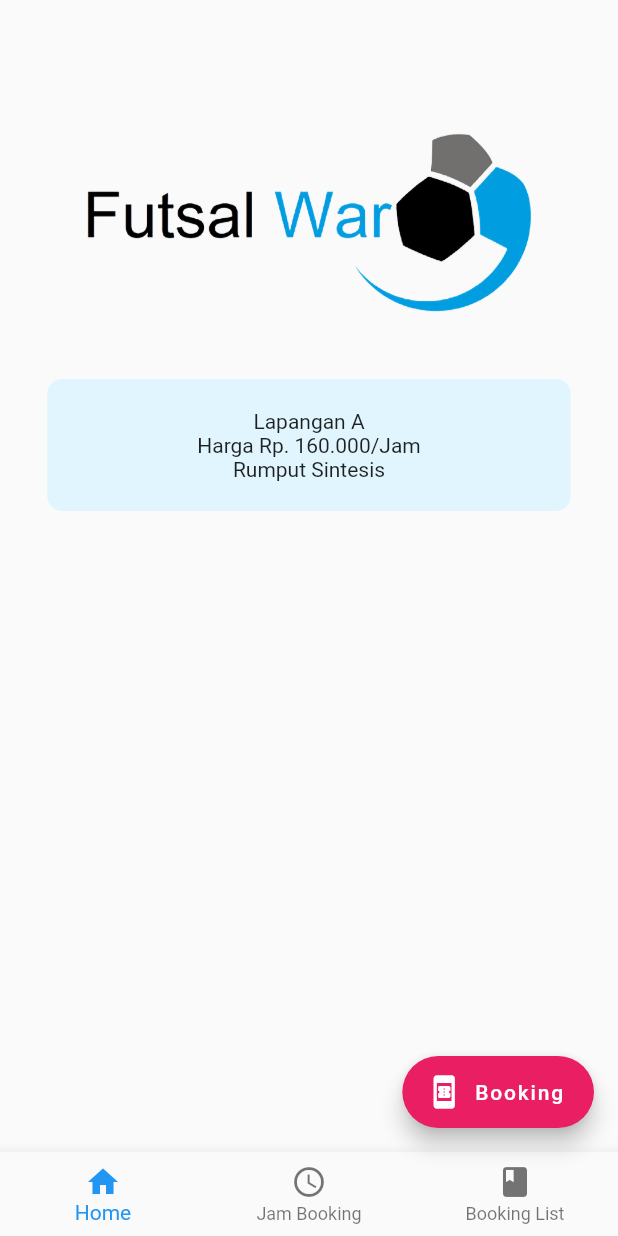
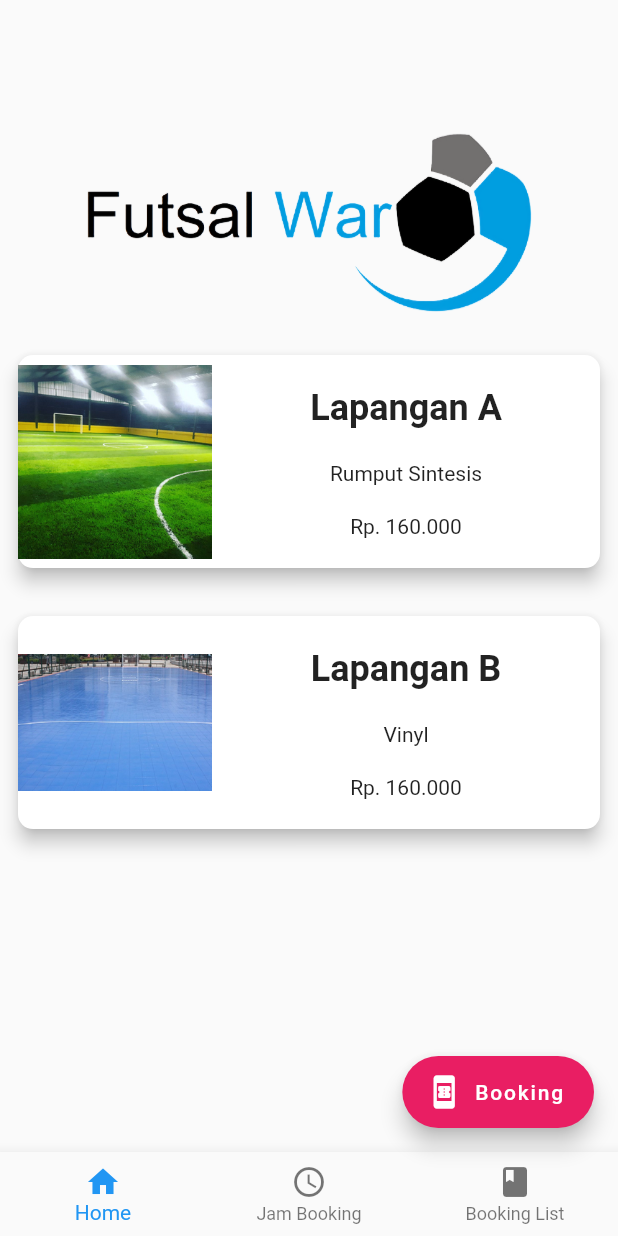
Before and after one commit to faizalindra/futsalwar, a Flutter app: the HomePage screen opened directly, on a phone screen of 412 x 824 dp. Run offline on Flutter 3.47's test engine with Material 2 defaults, Android fonts, the phone set to English and light mode, and no system bars; our stand-ins replace shared_preferences; accounts and stored records are empty.

Commit message:
Dekorasi Card lapangan, memisahkan card lapangan ke file ui/lapangan.dart, memanbah asset

```diff
--- a/lib/ui/home.dart
+++ b/lib/ui/home.dart
@@ -3,6 +3,7 @@ import 'package:futsalwar/ui/booking_form.dart';
 import 'package:futsalwar/bloc/logout_bloc.dart';
 import 'package:futsalwar/ui/login_page.dart';
 import 'package:futsalwar/ui/booking_page.dart';
+import 'package:futsalwar/ui/lapangan.dart';
 
 class HomePage extends StatefulWidget {
   @override
@@ -101,6 +102,30 @@ Widget lapanganA() {
   );
 }
 
+class HomeScreen extends StatelessWidget {
+  @override
+  Widget build(BuildContext context) {
+    return Container(
+      child: Center(
+        child: Container(
+            child: Padding(
+                padding: const EdgeInsets.all(8.0),
+                child: Column(
+                  children: [
+                    logoHome(),
+                    SizedBox(height: 24.0),
+                    LapanganA(),
+                    SizedBox(height: 24.0),
+                    LapanganB(),
+                    SizedBox(height: 24.0),
+                    // tombolNav()
+                  ],
+                ))),
+      ),
+    );
+  }
+}
+
 Widget logoHome() {
   return new Container(
     child: new Center(
@@ -121,29 +146,6 @@ Widget logoHome() {
   );
 }
 
-class HomeScreen extends StatelessWidget {
-  @override
-  Widget build(BuildContext context) {
-    return Container(
-      child: Center(
-        child: Container(
-            child: Padding(
-                padding: const EdgeInsets.all(8.0),
-                child: Column(
-                  children: [
-                    logoHome(),
-                    SizedBox(height: 24.0),
-                    lapanganA(),
-                    SizedBox(height: 24.0),
-                    SizedBox(height: 24.0),
-                    // tombolNav()
-                  ],
-                ))),
-      ),
-    );
-  }
-}
-
 class JamBooking extends StatelessWidget {
   @override
   Widget build(BuildContext context) {
--- /dev/null
+++ b/lib/ui/lapangan.dart
@@ -0,0 +1,87 @@
+import 'package:flutter/material.dart';
+
+class LapanganA extends StatelessWidget {
+  @override
+  Widget build(BuildContext context) {
+    return Container(
+      height: 150,
+      child: Card(
+        color: Colors.white,
+        shape:
+            RoundedRectangleBorder(borderRadius: BorderRadius.circular(10.0)),
+        elevation: 5,
+        child: Row(
+          children: [
+            Expanded(
+              flex: 33,
+              child: Image.asset(
+                'img/lapangan.png',
+              ),
+            ),
+            Expanded(
+              flex: 66,
+              child: Column(
+                children: [
+                  Expanded(
+                    flex: 50,
+                    child: Center(
+                        child: Text(
+                      'Lapangan A',
+                      style: TextStyle(
+                          fontSize: 24.0, fontWeight: FontWeight.bold),
+                    )),
+                  ),
+                  Expanded(flex: 25, child: Text('Rumput Sintesis')),
+                  Expanded(flex: 25, child: Text('Rp. 160.000')),
+                ],
+              ),
+            )
+          ],
+        ),
+      ),
+    );
+  }
+}
+
+class LapanganB extends StatelessWidget {
+  @override
+  Widget build(BuildContext context) {
+    return Container(
+      height: 150,
+      child: Card(
+        color: Colors.white,
+        shape:
+            RoundedRectangleBorder(borderRadius: BorderRadius.circular(10.0)),
+        elevation: 5,
+        child: Row(
+          children: [
+            Expanded(
+              flex: 33,
+              child: Image.asset(
+                'img/lapangan2.png',
+              ),
+            ),
+            Expanded(
+              flex: 66,
+              child: Column(
+                children: [
+                  Expanded(
+                    flex: 50,
+                    child: Center(
+                        child: Text(
+                      'Lapangan B',
+                      style: TextStyle(
+                          fontSize: 24.0, fontWeight: FontWeight.bold),
+                    )),
+                  ),
+                  Expanded(flex: 25, child: Text('Vinyl')),
+                  Expanded(flex: 25, child: Text('Rp. 160.000')),
+                ],
+              ),
+            )
+          ],
+        ),
+      ),
+    );
+  }
+}
--- a/pubspec.yaml
+++ b/pubspec.yaml
@@ -53,6 +53,8 @@ flutter:
   assets:
   - img/futsalwar.png
   - img/login_bg.jpg
+  - img/lapangan.png
+  - img/lapangan2.png
 
   # An image asset can refer to one or more resolution-specific "variants", see
   # https://flutter.dev/assets-and-images/#resolution-aware.
```
Also changed, not shown: img/lapangan.png (added), img/lapangan2.png (added).
